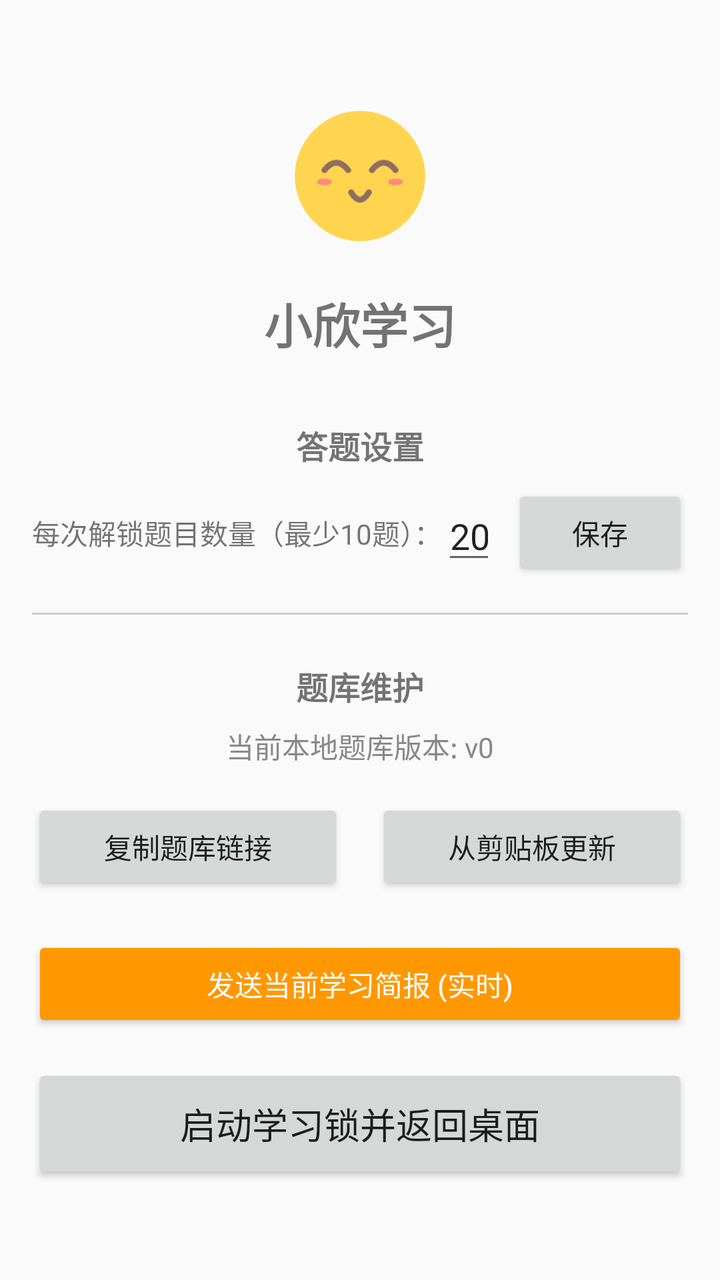
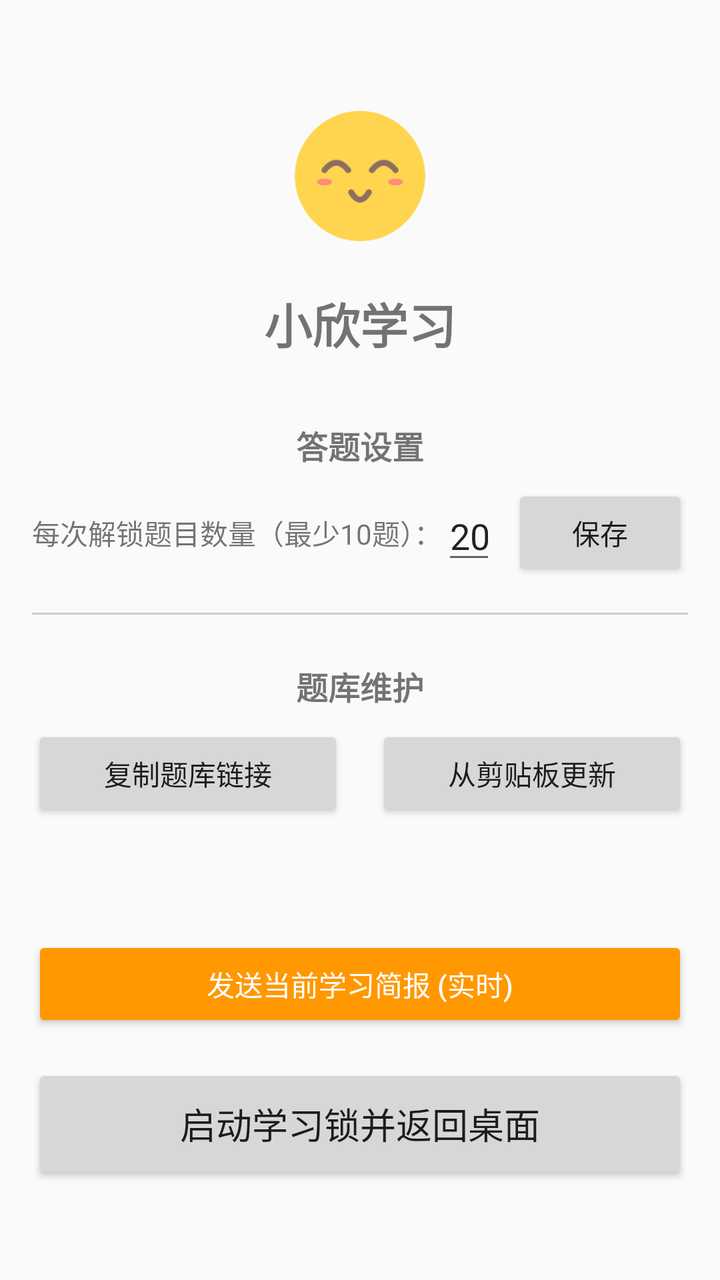

An Android layout rendered at two revisions. The XML below is the earlier revision; the diff shows what the commit changed to produce the second picture.
<!-- AndroidManifest.xml: application theme Theme.AppCompat.Light.DarkActionBar -->
<!-- res/layout/activity_main.xml -->
<?xml version="1.0" encoding="utf-8"?>
<LinearLayout xmlns:android="http://schemas.android.com/apk/res/android"
    android:layout_width="match_parent"
    android:layout_height="match_parent"
    android:padding="16dp"
    android:orientation="vertical"
    android:gravity="center_horizontal">

    <ImageView
        android:layout_width="80dp"
        android:layout_height="80dp"
        android:src="@drawable/ic_cute_launcher"
        android:layout_marginTop="32dp"/>

    <TextView
        android:layout_width="wrap_content"
        android:layout_height="wrap_content"
        android:text="小欣学习"
        android:textSize="24sp"
        android:textStyle="bold"
        android:layout_marginTop="16dp"
        android:layout_marginBottom="32dp"/>

    <TextView
        android:layout_width="wrap_content"
        android:layout_height="wrap_content"
        android:text="答题设置"
        android:textSize="16sp"
        android:textStyle="bold"
        android:layout_marginBottom="8dp"/>

    <LinearLayout
        android:layout_width="match_parent"
        android:layout_height="wrap_content"
        android:orientation="horizontal"
        android:gravity="center_vertical"
        android:layout_marginBottom="16dp">

        <TextView
            android:layout_width="wrap_content"
            android:layout_height="wrap_content"
            android:text="每次解锁题目数量（最少10题）：" />

        <EditText
            android:id="@+id/et_total_questions"
            android:layout_width="0dp"
            android:layout_height="wrap_content"
            android:layout_weight="1"
            android:inputType="number"
            android:text="20"
            android:gravity="center" />

        <Button
            android:id="@+id/btn_save_config"
            android:layout_width="wrap_content"
            android:layout_height="wrap_content"
            android:layout_marginLeft="8dp"
            android:text="保存" />
    </LinearLayout>

    <View
        android:layout_width="match_parent"
        android:layout_height="1dp"
        android:background="#CCCCCC"
        android:layout_marginBottom="24dp" />

    <TextView
        android:layout_width="wrap_content"
        android:layout_height="wrap_content"
        android:text="题库维护"
        android:textSize="16sp"
        android:textStyle="bold"
        android:layout_marginBottom="8dp"/>

    <TextView
        android:id="@+id/tv_version_status"
        android:layout_width="wrap_content"
        android:layout_height="wrap_content"
        android:text="当前本地题库版本: v0"
        android:textSize="14sp"
        android:textColor="#888888"
        android:layout_marginBottom="16dp"/>

    <LinearLayout
        android:layout_width="match_parent"
        android:layout_height="wrap_content"
        android:orientation="horizontal"
        android:gravity="center"
        android:layout_marginBottom="16dp">

        <Button
            android:id="@+id/btn_copy_url"
            android:layout_width="0dp"
            android:layout_height="wrap_content"
            android:layout_weight="1"
            android:layout_marginEnd="8dp"
            android:text="复制题库链接" />

        <Button
            android:id="@+id/btn_paste_sync"
            android:layout_width="0dp"
            android:layout_height="wrap_content"
            android:layout_weight="1"
            android:layout_marginStart="8dp"
            android:text="从剪贴板更新" />
    </LinearLayout>

    <Space
        android:layout_width="match_parent"
        android:layout_height="0dp"
        android:layout_weight="1" />

    <Button
        android:id="@+id/btn_send_now"
        android:layout_width="match_parent"
        android:layout_height="wrap_content"
        android:layout_marginBottom="16dp"
        android:text="发送当前学习简报 (实时)"
        android:backgroundTint="#FF9800"
        android:textColor="#FFFFFF" />

    <Button
        android:id="@+id/btn_start_floating"
        android:layout_width="match_parent"
        android:layout_height="60dp"
        android:layout_marginBottom="32dp"
        android:text="启动学习锁并返回桌面"
        android:textSize="18sp"/>
</LinearLayout>
<!-- resources referenced by this layout -->
<resources>
  <!-- drawable ic_cute_launcher (drawable) -->
  <?xml version="1.0" encoding="utf-8"?>
  <vector xmlns:android="http://schemas.android.com/apk/res/android"
      android:width="108dp"
      android:height="108dp"
      android:viewportWidth="108"
      android:viewportHeight="108">
      
      <path
          android:fillColor="#FFD54F"
          android:pathData="M54,10 C30,10 10,30 10,54 C10,78 30,98 54,98 C78,98 98,78 98,54 C98,30 78,10 54,10 Z"/>
      
      <path
          android:strokeColor="#8D6E63"
          android:strokeWidth="4"
          android:strokeLineCap="round"
          android:pathData="M30,50 Q38,40 46,50"/>
      
      <path
          android:strokeColor="#8D6E63"
          android:strokeWidth="4"
          android:strokeLineCap="round"
          android:pathData="M62,50 Q70,40 78,50"/>
      
      <path
          android:fillColor="#FF8A80"
          android:pathData="M25,58 C25,55 35,55 35,58 C35,61 25,61 25,58 Z" />
      <path
          android:fillColor="#FF8A80"
          android:pathData="M73,58 C73,55 83,55 83,58 C83,61 73,61 73,58 Z" />
      
      <path
          android:strokeColor="#8D6E63"
          android:strokeWidth="4"
          android:strokeLineCap="round"
          android:pathData="M48,65 Q54,75 60,65"/>
  </vector>
</resources>

<!-- the commit's change to res/layout/activity_main.xml (unified diff, before → after) -->
@@ -72,15 +72,6 @@
         android:textStyle="bold"
         android:layout_marginBottom="8dp"/>
 
-    <TextView
-        android:id="@+id/tv_version_status"
-        android:layout_width="wrap_content"
-        android:layout_height="wrap_content"
-        android:text="当前本地题库版本: v0"
-        android:textSize="14sp"
-        android:textColor="#888888"
-        android:layout_marginBottom="16dp"/>
-
     <LinearLayout
         android:layout_width="match_parent"
         android:layout_height="wrap_content"
